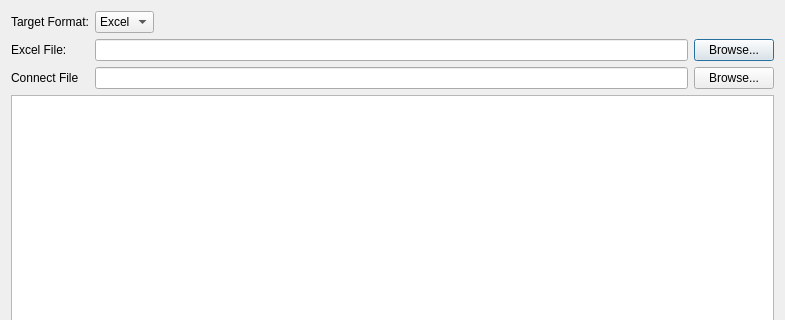
Old version of the form src/gdxviewer/exportdialog.ui in the repository GAMS-dev/studio; both pictures show x 0 to 785 and y 0 to 320 of the 785 by 627 pixel window.
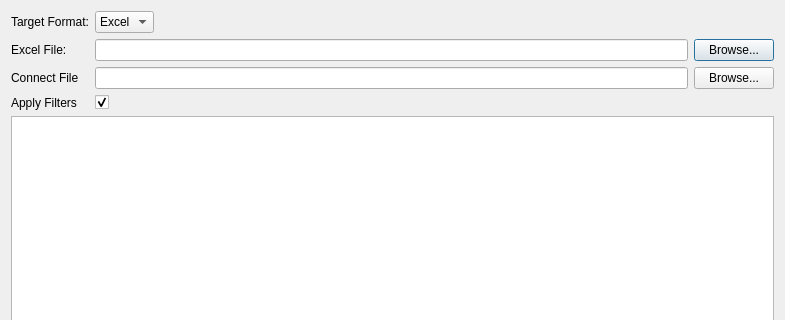
New version of the form.

Commit message: Add check box for controlling filters in GDX Viewer export

What changed in the file:
```diff
--- a/src/gdxviewer/exportdialog.ui
+++ b/src/gdxviewer/exportdialog.ui
@@ -86,6 +86,23 @@
        </property>
       </widget>
      </item>
+     <item row="3" column="0">
+      <widget class="QLabel" name="label">
+       <property name="text">
+        <string>Apply Filters</string>
+       </property>
+      </widget>
+     </item>
+     <item row="3" column="1">
+      <widget class="QCheckBox" name="cbFilter">
+       <property name="text">
+        <string/>
+       </property>
+       <property name="checked">
+        <bool>true</bool>
+       </property>
+      </widget>
+     </item>
     </layout>
    </item>
    <item>
```
The commit also changes 1 other file.
